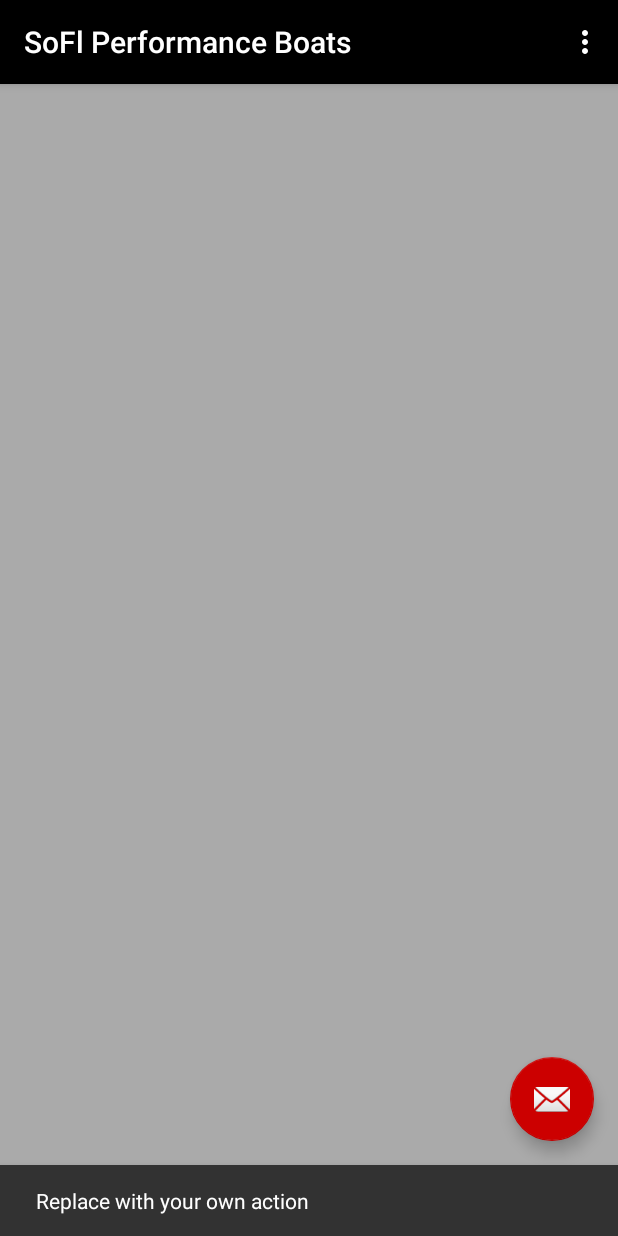
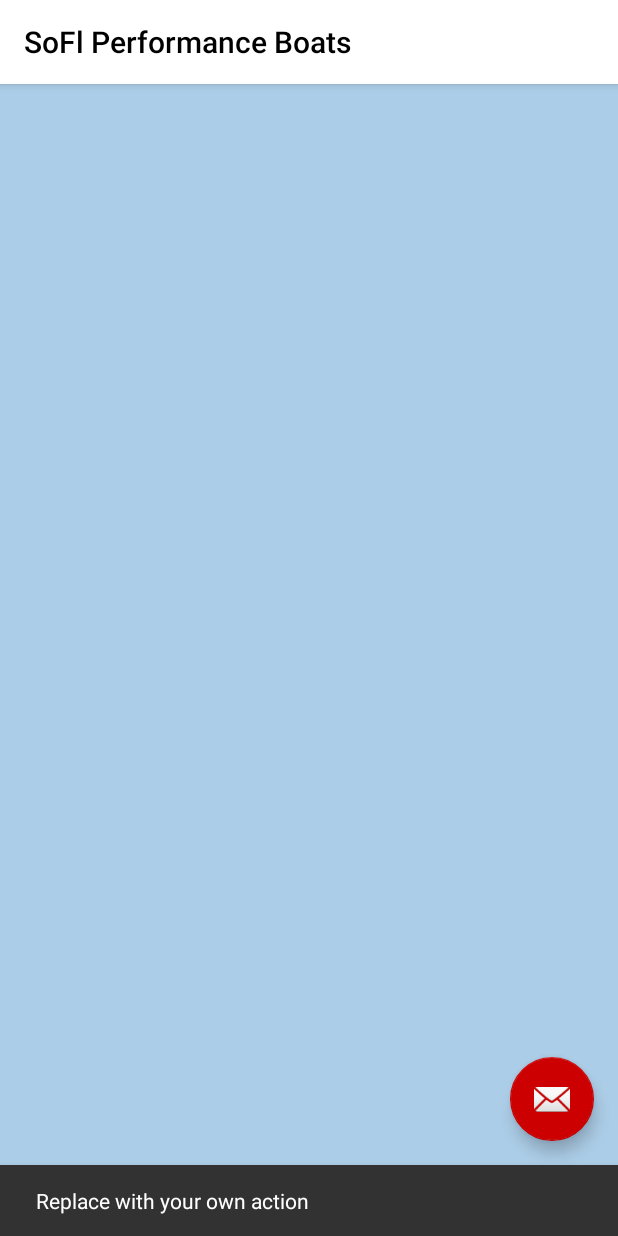
Before and after one commit to Carpk/SoFloBoats, an Android app: the screen it shows after launch (MainActivity), after a tap on an icon or button, on a phone screen of 412 x 824 dp. Run offline under Robolectric (Android 15) with nearby library versions, the light colour scheme and no system bars.

Commit message:
adjust color scheme in xml

```diff
--- a/app/src/main/java/com/shawnklein/carpk/sofloperformanceboats/Harbor.java
+++ b/app/src/main/java/com/shawnklein/carpk/sofloperformanceboats/Harbor.java
@@ -1,21 +1,12 @@
 package com.shawnklein.carpk.sofloperformanceboats;
 
-
-
 import android.content.Context;
-import android.graphics.Bitmap;
-import android.graphics.BitmapFactory;
 import android.os.AsyncTask;
-import android.util.Log;
-import android.widget.ImageView;
-
 import org.jsoup.Jsoup;
 import org.jsoup.nodes.Document;
 import org.jsoup.nodes.Element;
 import org.jsoup.select.Elements;
-
 import java.io.IOException;
-import java.io.InputStream;
 import java.util.ArrayList;
 import java.util.UUID;
 import java.util.concurrent.CancellationException;
@@ -28,9 +19,7 @@
     private Harbor(Context appContext) {
         mBoats = new ArrayList<Boat>();
         try {
-            System.out.println("ABOUT TO CALL GET ON BOATLOADER!!!!!");
             new BoatUrlLoader().execute().get();
-            System.out.println("FINISHED WITH BOATLOADER!!!!!");
         } catch (InterruptedException e) {
             e.printStackTrace();
         } catch (ExecutionException e) {
@@ -45,7 +34,6 @@
             mBoats = new ArrayList<Boat>();
         }
         mBoats.add(boat);
-        System.out.println("THIS IS MY HARBOR: " + mBoats.size());
     }
 
     public static Harbor get(Context c) {
@@ -71,9 +59,7 @@
 
         @Override
         protected ArrayList<Boat> doInBackground(Void... args) {
-            System.out.println("ABOUT TO TRY!!!!!");
             try {
-                System.out.println("RUNNING JSOUP!!!!!");
                 Document doc = Jsoup.connect("http://sofloperformanceboats.com/boats")
                         .referrer("http://sofloperformanceboats.com")
                         .userAgent("Mozilla/5.0 (Windows; U; WindowsNT 5.1; en-US; rv1.8.1.6) Gecko/20070725 Firefox/2.0.0.6")
--- a/app/src/main/res/layout-land/fragment_boat.xml
+++ b/app/src/main/res/layout-land/fragment_boat.xml
@@ -6,6 +6,11 @@
               android:layout_width="match_parent"
               app:layout_collapseParallaxMultiplier="1.0"
               android:weightSum="1">
+
+    <TextView
+        android:id="@+id/boat_title"
+        android:layout_width="match_parent"
+        android:layout_height="wrap_content"/>
 
     <ImageView
         android:id="@+id/boat_image"
--- a/app/src/main/res/layout/activity_main.xml
+++ b/app/src/main/res/layout/activity_main.xml
@@ -18,9 +18,10 @@
             android:id="@+id/toolbar"
             android:layout_width="match_parent"
             android:layout_height="wrap_content"
-            android:background="@android:color/black"
+            android:background="@android:color/background_light"
             app:layout_scrollFlags="scroll|enterAlways"
-            app:popupTheme="@style/AppTheme.PopupOverlay">
+            app:popupTheme="@style/AppTheme.PopupOverlay"
+            app:titleTextColor="@android:color/black">
 
         </android.support.v7.widget.Toolbar>
 
@@ -31,7 +32,7 @@
         android:layout_width="match_parent"
         android:layout_height="match_parent"
         app:layout_behavior="@string/appbar_scrolling_view_behavior"
-        android:background="@android:color/darker_gray"/>
+        android:background="@color/sunbathed_blue"/>
 
     <android.support.design.widget.FloatingActionButton
         android:id="@+id/fab"
--- a/app/src/main/res/layout/fragment_boat.xml
+++ b/app/src/main/res/layout/fragment_boat.xml
@@ -10,7 +10,7 @@
     <TextView
         android:id="@+id/boat_title"
         android:layout_width="match_parent"
-        android:layout_height="49dp"/>
+        android:layout_height="wrap_content"/>
 
     <ImageView
         android:id="@+id/boat_image"
--- a/app/src/main/res/values/colors.xml
+++ b/app/src/main/res/values/colors.xml
@@ -3,4 +3,6 @@
     <color name="colorPrimary">#3F51B5</color>
     <color name="colorPrimaryDark">#303F9F</color>
     <color name="colorAccent">#FF4081</color>
+    <color name="lighter_gray">#97b5cc</color>
+    <color name="sunbathed_blue">#accde7</color>
 </resources>
```
Also changed, not shown: app/src/main/java/com/shawnklein/carpk/sofloperformanceboats/MainActivity.java (+14 -16 lines), app/src/main/res/drawable-hdpi/ic_action_name.png (added), app/src/main/res/drawable-mdpi/ic_action_name.png (added), app/src/main/res/drawable-xhdpi/ic_action_name.png (added), app/src/main/res/drawable-xxhdpi/ic_action_name.png (added).
